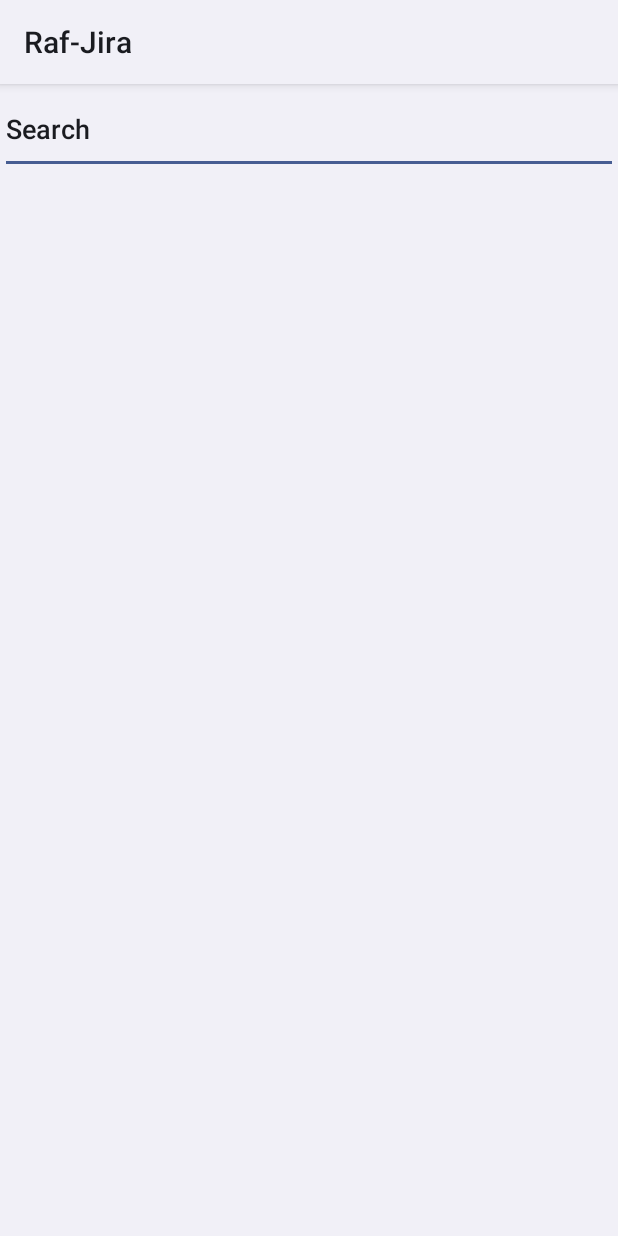
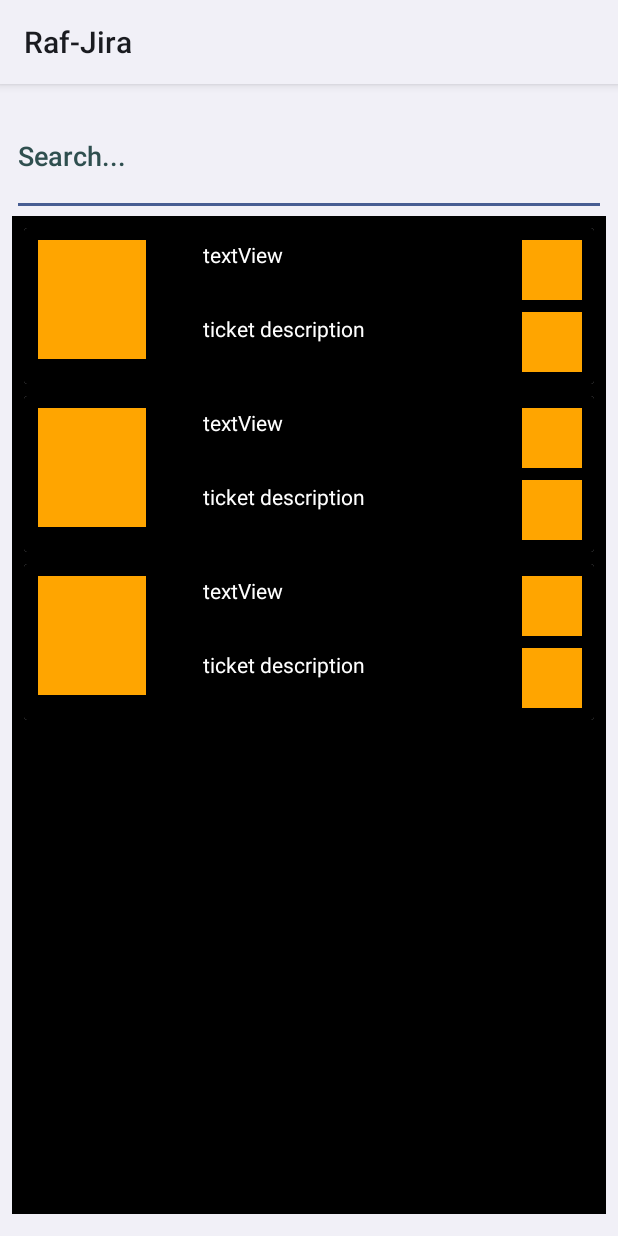
Before and after one commit to LukaPavlovicGit/mobile-applications, an Android app: the layout fragment_todo_tickets.xml on its own in the app's theme, with its tools: preview values and no code run, on a phone screen of 412 x 824 dp. Run offline under Robolectric (Android 15) with nearby library versions, the phone set to English and light mode, and no system bars.

Commit message:
imlemented toDoTicketsFragment, and RecyclerView for named Fragment

```diff
--- /dev/null
+++ b/RafJira/app/src/main/res/drawable/custom_button1.xml
@@ -0,0 +1,5 @@
+<?xml version="1.0" encoding="utf-8"?>
+<shape xmlns:android="http://schemas.android.com/apk/res/android">
+
+
+</shape>
--- /dev/null
+++ b/RafJira/app/src/main/res/drawable/custom_button2.xml
@@ -0,0 +1,4 @@
+<?xml version="1.0" encoding="utf-8"?>
+<selector xmlns:android="http://schemas.android.com/apk/res/android">
+
+</selector>
--- /dev/null
+++ b/RafJira/app/src/main/res/drawable/custom_button3.xml
@@ -0,0 +1,4 @@
+<?xml version="1.0" encoding="utf-8"?>
+<selector xmlns:android="http://schemas.android.com/apk/res/android">
+
+</selector>
--- /dev/null
+++ b/RafJira/app/src/main/res/drawable/ic_bug_icon.xml
@@ -0,0 +1,5 @@
+<vector android:height="24dp" android:tint="@color/white"
+    android:viewportHeight="24" android:viewportWidth="24"
+    android:width="24dp" xmlns:android="http://schemas.android.com/apk/res/android">
+    <path android:fillColor="@android:color/white" android:pathData="M20,8h-2.81c-0.45,-0.78 -1.07,-1.45 -1.82,-1.96L17,4.41 15.59,3l-2.17,2.17C12.96,5.06 12.49,5 12,5c-0.49,0 -0.96,0.06 -1.41,0.17L8.41,3 7,4.41l1.62,1.63C7.88,6.55 7.26,7.22 6.81,8L4,8v2h2.09c-0.05,0.33 -0.09,0.66 -0.09,1v1L4,12v2h2v1c0,0.34 0.04,0.67 0.09,1L4,16v2h2.81c1.04,1.79 2.97,3 5.19,3s4.15,-1.21 5.19,-3L20,18v-2h-2.09c0.05,-0.33 0.09,-0.66 0.09,-1v-1h2v-2h-2v-1c0,-0.34 -0.04,-0.67 -0.09,-1L20,10L20,8zM14,16h-4v-2h4v2zM14,12h-4v-2h4v2z"/>
+</vector>
--- /dev/null
+++ b/RafJira/app/src/main/res/drawable/ic_enhancement_icon.xml
@@ -0,0 +1,5 @@
+<vector android:height="24dp" android:tint="#FFFFFF"
+    android:viewportHeight="24" android:viewportWidth="24"
+    android:width="24dp" xmlns:android="http://schemas.android.com/apk/res/android">
+    <path android:fillColor="@android:color/white" android:pathData="M9.19,6.35c-2.04,2.29 -3.44,5.58 -3.57,5.89L2,10.69l4.05,-4.05c0.47,-0.47 1.15,-0.68 1.81,-0.55L9.19,6.35L9.19,6.35zM11.17,17c0,0 3.74,-1.55 5.89,-3.7c5.4,-5.4 4.5,-9.62 4.21,-10.57c-0.95,-0.3 -5.17,-1.19 -10.57,4.21C8.55,9.09 7,12.83 7,12.83L11.17,17zM17.65,14.81c-2.29,2.04 -5.58,3.44 -5.89,3.57L13.31,22l4.05,-4.05c0.47,-0.47 0.68,-1.15 0.55,-1.81L17.65,14.81L17.65,14.81zM9,18c0,0.83 -0.34,1.58 -0.88,2.12C6.94,21.3 2,22 2,22s0.7,-4.94 1.88,-6.12C4.42,15.34 5.17,15 6,15C7.66,15 9,16.34 9,18zM13,9c0,-1.1 0.9,-2 2,-2s2,0.9 2,2s-0.9,2 -2,2S13,10.1 13,9z"/>
+</vector>
--- a/RafJira/app/src/main/res/layout/fragment_todo_tickets.xml
+++ b/RafJira/app/src/main/res/layout/fragment_todo_tickets.xml
@@ -3,24 +3,31 @@
     xmlns:app="http://schemas.android.com/apk/res-auto"
     xmlns:tools="http://schemas.android.com/tools"
     android:layout_width="match_parent"
-    android:layout_height="match_parent">
+    android:layout_height="match_parent"
+    tools:context="com.example.view.fragments.ToDoTicketsFragment"
+    android:padding="8dp">
 
     <EditText
         android:id="@+id/fragment_todo_tv"
         android:layout_width="match_parent"
-        android:layout_height="60dp"
-        android:text="Search"
-        app:layout_constraintBottom_toTopOf="@+id/listview"
+        android:layout_height="80dp"
+        android:textColor="@color/white"
+        android:hint="Search..."
+        android:textColorHint="#2F4F4F"
+        android:inputType="text"
+        app:layout_constraintBottom_toTopOf="@+id/toDoRecyclerview"
         app:layout_constraintEnd_toEndOf="parent"
         app:layout_constraintHorizontal_bias="0.0"
         app:layout_constraintStart_toStartOf="parent"
-        app:layout_constraintTop_toTopOf="parent" />
+        app:layout_constraintTop_toTopOf="parent"/>
 
-    <ListView
-        android:id="@+id/listview"
-        android:layout_width="404dp"
+    <androidx.recyclerview.widget.RecyclerView
+        android:id="@+id/toDoRecyclerview"
+        android:layout_width="match_parent"
         android:layout_height="665dp"
         app:layout_constraintStart_toStartOf="parent"
-        app:layout_constraintTop_toBottomOf="@+id/fragment_todo_tv" />
+        app:layout_constraintTop_toBottomOf="@+id/fragment_todo_tv"
+        tools:listitem="@layout/single_ticket_item"
+        android:background="@color/black"/>
 
 </androidx.constraintlayout.widget.ConstraintLayout>
--- /dev/null
+++ b/RafJira/app/src/main/res/layout/single_ticket_item.xml
@@ -0,0 +1,68 @@
+<?xml version="1.0" encoding="utf-8"?>
+<androidx.cardview.widget.CardView xmlns:android="http://schemas.android.com/apk/res/android"
+    android:layout_width="match_parent"
+    android:layout_height="wrap_content"
+    xmlns:app="http://schemas.android.com/apk/res-auto"
+    android:layout_marginEnd="8dp"
+    android:layout_marginStart="8dp"
+    android:layout_marginTop="8dp">
+
+    <RelativeLayout
+        android:layout_width="wrap_content"
+        android:layout_height="wrap_content"
+        android:padding="8dp"
+        android:background="@color/black">
+
+        <ImageView
+            android:id="@+id/card_view_image"
+            android:layout_width="72dp"
+            android:layout_height="79dp"
+            android:background="#FFA500"
+            android:layout_alignParentStart="true"
+            android:layout_marginStart="1dp"/>
+
+        <TextView
+            android:id="@+id/card_view_textview"
+            android:layout_width="wrap_content"
+            android:layout_height="wrap_content"
+            android:layout_alignTop="@id/card_view_image"
+            android:layout_marginLeft="38dp"
+            android:layout_toRightOf="@id/card_view_image"
+            android:text="textView"
+            android:textColor="@color/white"/>
+
+        <TextView
+            android:id="@+id/card_view_textview2"
+            android:layout_width="wrap_content"
+            android:layout_height="wrap_content"
+            android:layout_below="@id/card_view_textview"
+            android:layout_alignStart="@id/card_view_textview"
+            android:layout_marginStart="0dp"
+            android:layout_marginLeft="38dp"
+            android:layout_marginTop="30dp"
+            android:maxLines="2"
+            android:layout_toRightOf="@id/card_view_image"
+            android:text="ticket description"
+            android:textColor="@color/white"
+            android:ellipsize="end"/>
+
+        <Button
+            android:id="@+id/button1"
+            android:layout_width="40dp"
+            android:layout_height="40dp"
+            android:layout_alignParentEnd="true"
+            android:background="#FFA500"/>
+
+        <Button
+            android:id="@+id/button2"
+            android:layout_width="40dp"
+            android:layout_height="40dp"
+            android:layout_below="@id/button1"
+            android:layout_alignParentEnd="true"
+            android:layout_marginTop="8dp"
+            android:background="#FFA500"/>
+
+
+    </RelativeLayout>
+
+</androidx.cardview.widget.CardView>
```
Also changed, not shown: RafJira/app/src/main/java/com/example/view/fragments/ToDoTicketsFragment.java (+47 -0 lines), RafJira/app/src/main/java/com/example/view/viewPager/TicketAdapter.java (added, +67 -0 lines), RafJira/app/src/main/java/com/example/viewModels/SharedViewModel.java (+10 -0 lines).
